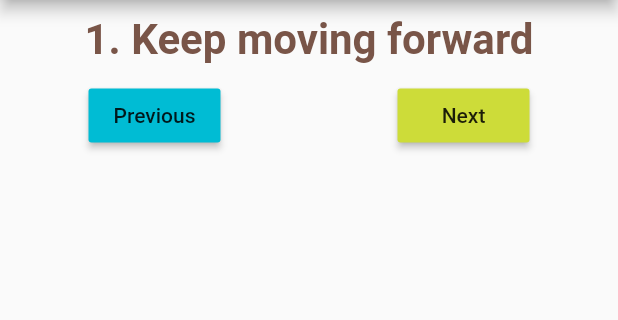
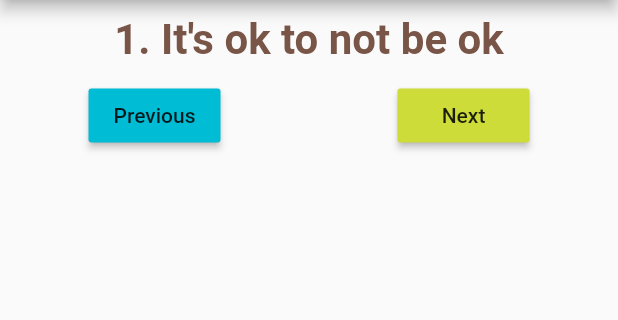
Before and after one commit to quynhanh-kristen/Mobile, a Flutter app: the screen it shows after launch, on a phone screen of 412 x 824 dp, the part 84-404 px from its top. Run offline on Flutter 3.47's test engine with Material 2 defaults, Android fonts, the phone set to English and light mode, and no system bars.

Commit message:
Change data in quote's list

```diff
--- a/flutter_assignment/lib/main.dart
+++ b/flutter_assignment/lib/main.dart
@@ -18,7 +18,7 @@ class MyApp extends StatefulWidget {
 }
 
 class _MyAppState extends State<MyApp> {
-  var _quotes = ['Keep moving forward', 'Never give up', 'Try your best'];
+  var _quotes = ['It\'s ok to not be ok', 'Never give up', 'Try your best'];
   int quoteIndex = 0;
 
   void getNextQuote() {
```
